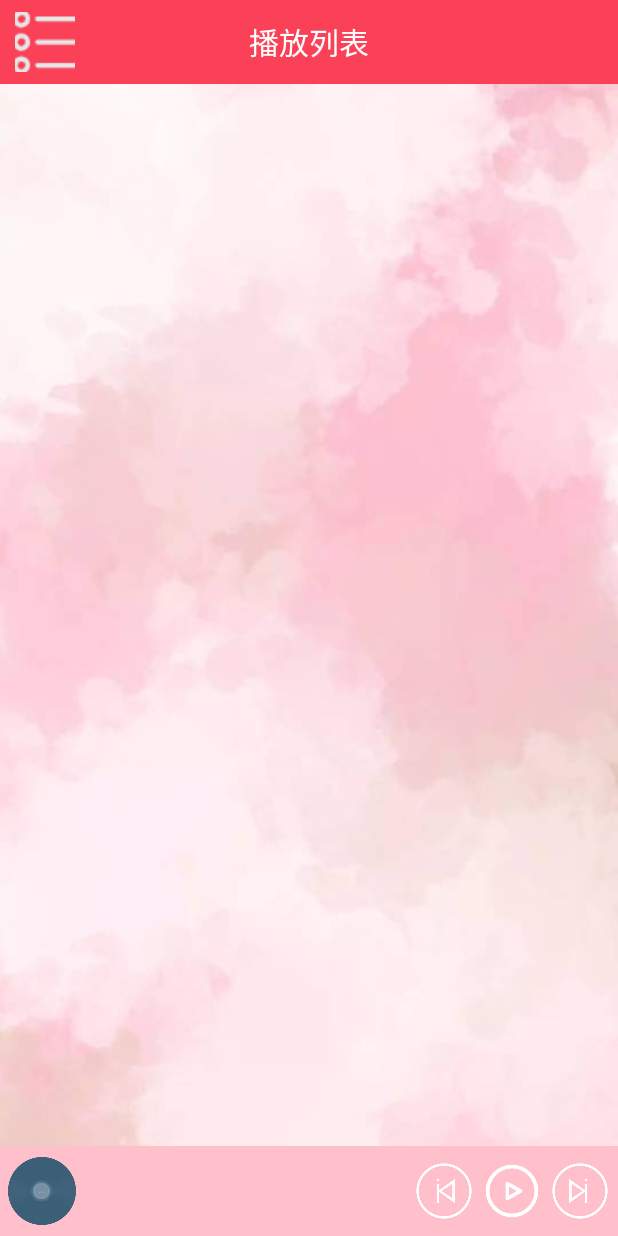
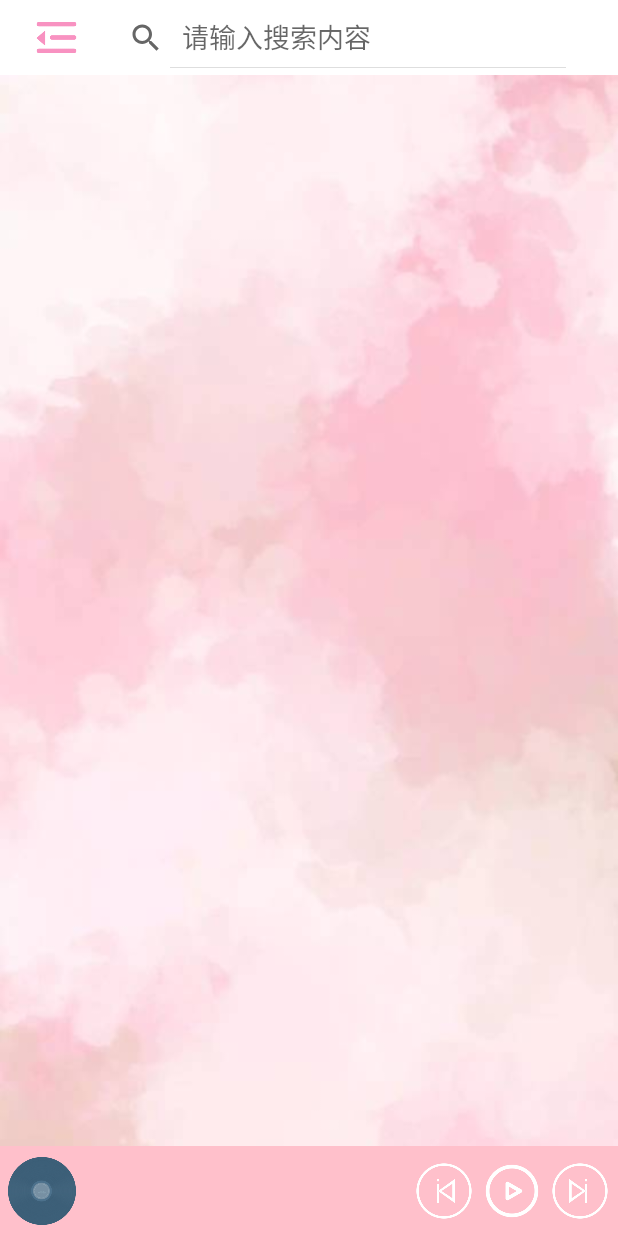
Before and after one commit to triwhiter/linlinmusic, an Android app: the MusicListActivity screen opened directly, with no data from a screen before it, on a phone screen of 412 x 824 dp. Run offline under Robolectric (Android 15) with nearby library versions, the phone set to English and light mode, and no system bars; plain views replace SmartImageView; 6 statements that could not run were skipped.

Commit message:
添加搜索框

```diff
--- a/app/src/main/java/com/ctgu/linlinmusic/entity/LocalMusicAdapter.java
+++ b/app/src/main/java/com/ctgu/linlinmusic/adapter/LocalMusicAdapter.java
@@ -1,4 +1,4 @@
-package com.ctgu.linlinmusic.entity;
+package com.ctgu.linlinmusic.adapter;
 
 import android.content.Context;
 import android.view.LayoutInflater;
@@ -12,6 +12,7 @@ import androidx.recyclerview.widget.RecyclerView;
 import java.util.List;
 
 import com.ctgu.linlinmusic.R;
+import com.ctgu.linlinmusic.entity.LocalMusicBean;
 
 public class LocalMusicAdapter extends RecyclerView.Adapter<LocalMusicAdapter.LocalMusicViewHolder> {
     Context context;
--- a/app/src/main/res/layout/title_bar.xml
+++ b/app/src/main/res/layout/title_bar.xml
@@ -1,27 +1,28 @@
 <?xml version="1.0" encoding="utf-8"?>
-<RelativeLayout xmlns:android="http://schemas.android.com/apk/res/android"
+<LinearLayout xmlns:android="http://schemas.android.com/apk/res/android"
     android:layout_width="match_parent"
-    android:layout_height="56dp"
-    android:background="#FA4157"
+    android:orientation="horizontal"
+    android:layout_height="50dp"
+    android:background="@color/bgcwhite"
+    android:layout_gravity="center_horizontal"
     >
-    <ImageButton
+
+    <ImageView
         android:id="@+id/menu_button"
-        android:src="@drawable/list"
-        android:background="@null"
+        android:layout_width="35dp"
+        android:layout_height="35dp"
+        android:layout_gravity="center"
+        android:layout_marginLeft="20dp"
+        android:src="@drawable/list1"
+
+        />
+    <SearchView
+        android:id="@+id/searchView"
+        android:layout_width="320dp"
         android:layout_marginLeft="10dp"
-        android:layout_width="40dp"
+        android:layout_marginTop="5dp"
         android:layout_height="40dp"
-        android:layout_alignParentLeft="true"
-        android:layout_centerVertical="true"
-        />
-    <TextView
-        android:layout_width="wrap_content"
-        android:layout_height="wrap_content"
-        android:text="播放列表"
-        android:layout_centerVertical="true"
-        android:layout_centerHorizontal="true"
-        android:textColor="#fff"
-        android:textSize="20sp"
-        android:id="@+id/tv_title"
-        />
-</RelativeLayout>
+
+        android:iconifiedByDefault="false"
+        android:queryHint="请输入搜索内容" />
+</LinearLayout>
```
Also changed, not shown: app/src/main/java/com/ctgu/linlinmusic/activity/MusicListActivity.java (+59 -3 lines), app/src/main/res/drawable-v24/list1.png (added), app/src/main/res/mipmap-anydpi-v26/list.png (added).
